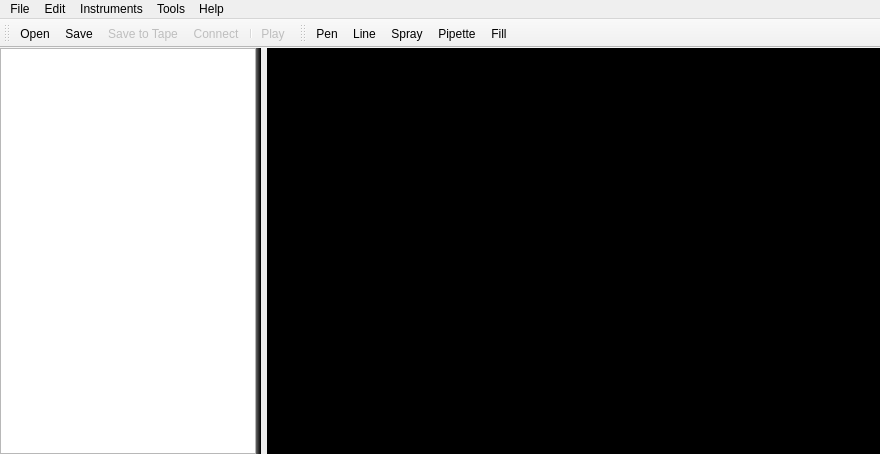
The window that PatternPaint/mainwindow.ui (a-pavlov/PatternPaint) describes before a commit, drawn with Qt 5.
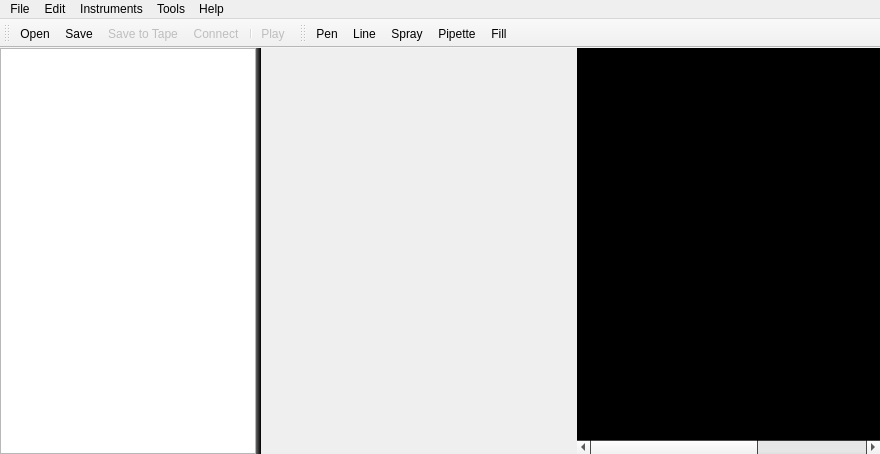
The same window after the commit. Icons and pictures are not drawn. Custom widgets are drawn as their Qt base class.

Commit message: Prepare dedicated widget for pattern editor

```diff
--- a/PatternPaint/mainwindow.ui
+++ b/PatternPaint/mainwindow.ui
@@ -93,6 +93,9 @@
       </layout>
      </widget>
     </item>
+    <item>
+     <widget class="QStackedWidget" name="editors"/>
+    </item>
     <item>
      <layout class="QGridLayout" name="gridLayout">
       <item row="0" column="0">
@@ -176,7 +179,7 @@
            <x>0</x>
            <y>0</y>
            <width>500</width>
-           <height>387</height>
+           <height>371</height>
           </rect>
          </property>
          <property name="sizePolicy">
```
The commit also changes 13 other files.
